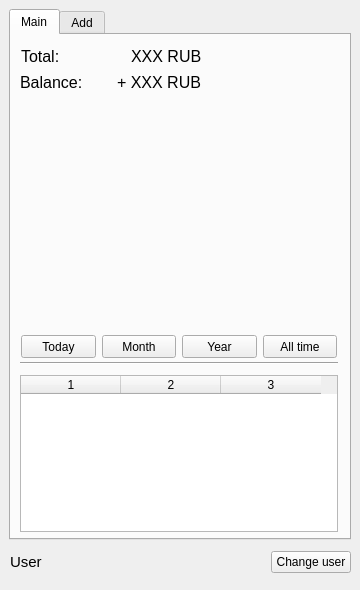
First picture: the form in data/uiSM.ui, repository calabufy/SafeMoney, before the edit.
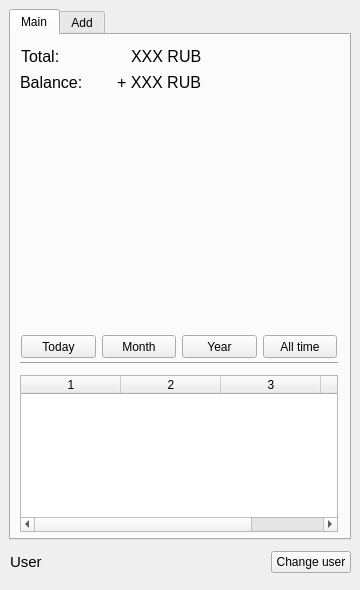
Second picture: the form after the edit.

Diff of the .ui file:
```diff
--- a/data/uiSM.ui
+++ b/data/uiSM.ui
@@ -78,11 +78,12 @@
       </rect>
      </property>
      <property name="columnCount">
-      <number>3</number>
+      <number>4</number>
      </property>
      <column/>
      <column/>
      <column/>
+     <column/>
     </widget>
     <widget class="QWidget" name="layoutWidget">
      <property name="geometry">
```
